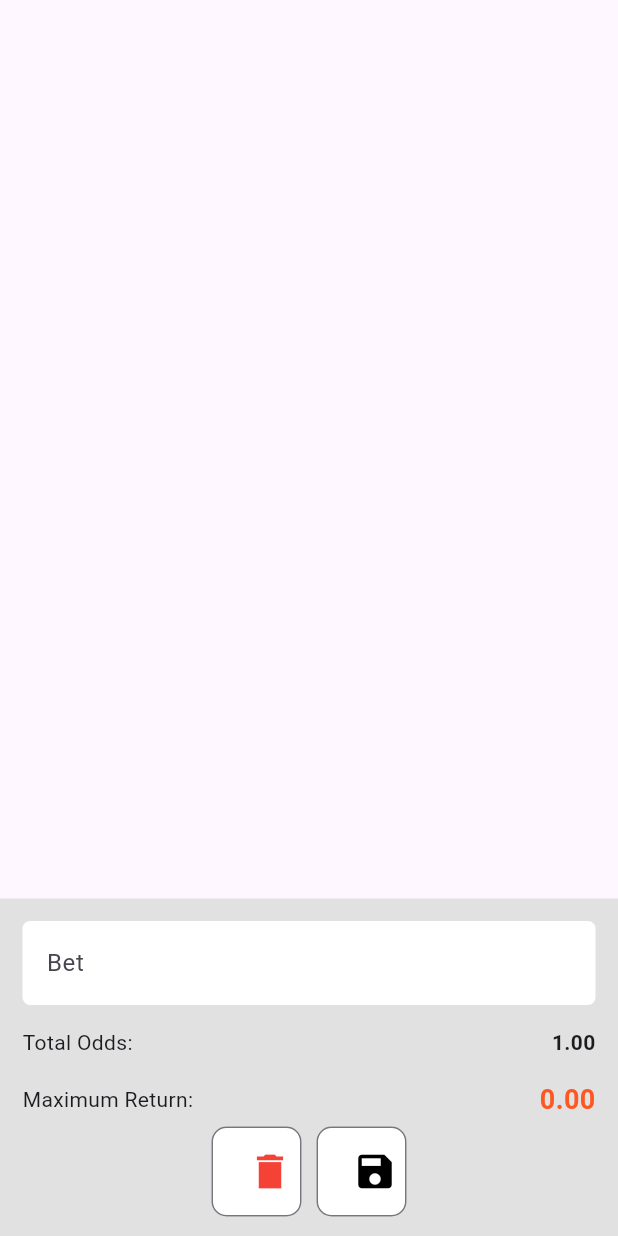
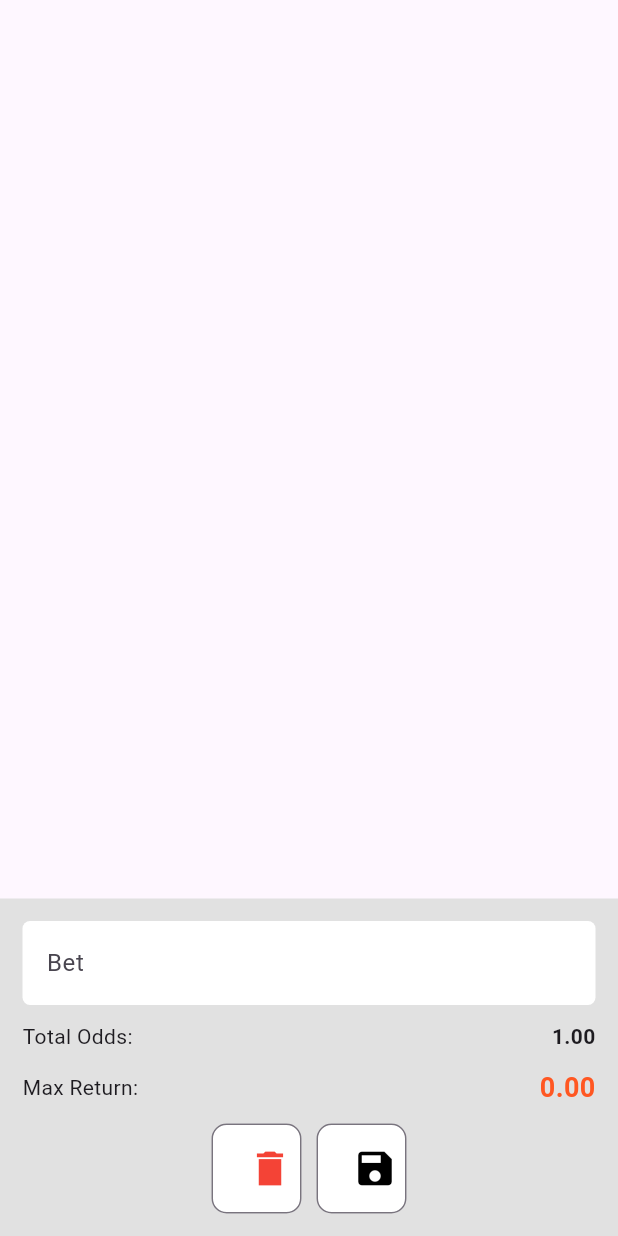
Before and after one commit to OnurEldrinx/EZBet, a Flutter app: the MyCouponWidget screen opened directly with empty values, on a phone screen of 412 x 824 dp. Run offline on Flutter 3.47's test engine with Material 3 defaults, Android fonts, the phone set to English and light mode, and no system bars; our stand-ins replace screenshot, share_plus, shared_preferences; accounts and stored records are empty.

Commit message:
sharing saved coupons and fixing overflow

```diff
--- a/mobile/lib/games/myCoupon.dart
+++ b/mobile/lib/games/myCoupon.dart
@@ -72,7 +72,7 @@ class MyCouponWidgetState extends State<MyCouponWidget> {
                               style: TextStyle(
                                   color: Colors.red,
                                   fontWeight: FontWeight.bold,
-                                  fontFamily: "Arial Black"),
+                                  fontSize: 14),
                             ),
                             SizedBox(width: 5),
                             Text(
@@ -86,7 +86,8 @@ class MyCouponWidgetState extends State<MyCouponWidget> {
                               odd,
                               style: TextStyle(
                                   color: Colors.black,
-                                  fontWeight: FontWeight.bold),
+                                  fontWeight: FontWeight.bold,
+                                  fontSize: 14),
                             ),
                           ]),
                           IconButton(
@@ -95,11 +96,6 @@ class MyCouponWidgetState extends State<MyCouponWidget> {
                               alignment: Alignment.center)
                         ],
                       ),
-                      //contentPadding: EdgeInsets.symmetric(horizontal: 20,vertical: 20),
-                      /*trailing: Column(mainAxisAlignment: MainAxisAlignment.spaceAround,
-                          children: [
-                          ],
-                        ),*/
                     ),
                     Divider(height: 1, thickness: 0.25, color: Colors.grey),
                   ],
@@ -134,7 +130,7 @@ class MyCouponWidgetState extends State<MyCouponWidget> {
                       });
                     },
                   ),
-                  SizedBox(height: 15),
+                  SizedBox(height: 10),
                   Row(
                     children: [
                       Text("Total Odds:"),
@@ -145,10 +141,10 @@ class MyCouponWidgetState extends State<MyCouponWidget> {
                     ],
                     mainAxisAlignment: MainAxisAlignment.spaceBetween,
                   ),
-                  SizedBox(height: 15),
+                  SizedBox(height: 10),
                   Row(
                     children: [
-                      Text("Maximum Return:"),
+                      Text("Max Return:"),
                       Text("${winning.toStringAsFixed(2)}",
                           style: TextStyle(
                               fontWeight: FontWeight.bold,
@@ -157,7 +153,7 @@ class MyCouponWidgetState extends State<MyCouponWidget> {
                     ],
                     mainAxisAlignment: MainAxisAlignment.spaceBetween,
                   ),
-                  SizedBox(height: 5),
+                  SizedBox(height: 10),
                   Row(
                     mainAxisAlignment: MainAxisAlignment.center,
                     children: [
--- a/mobile/pubspec.yaml
+++ b/mobile/pubspec.yaml
@@ -37,6 +37,9 @@ dependencies:
   cupertino_icons: ^1.0.2
   http: ^1.1.0
   shared_preferences: ^2.2.2
+  share_plus: ^7.2.1
+  screenshot: ^2.1.0
+  path_provider: ^2.1.2
 
 dev_dependencies:
   flutter_test:
```
Also changed, not shown: mobile/lib/games/savedCoupons.dart (+33 -2 lines), mobile/pubspec.lock, 6 other files.
